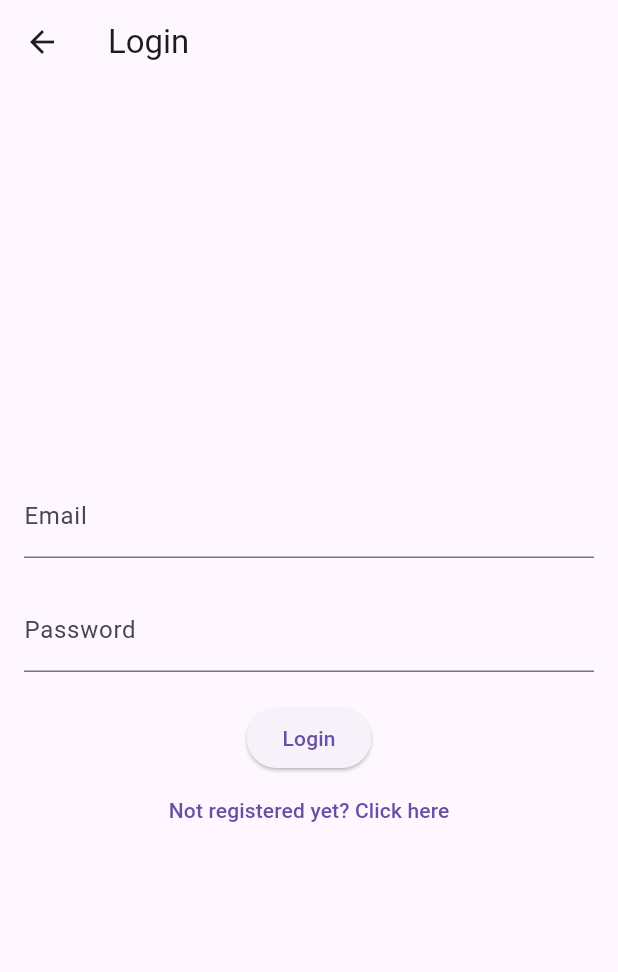
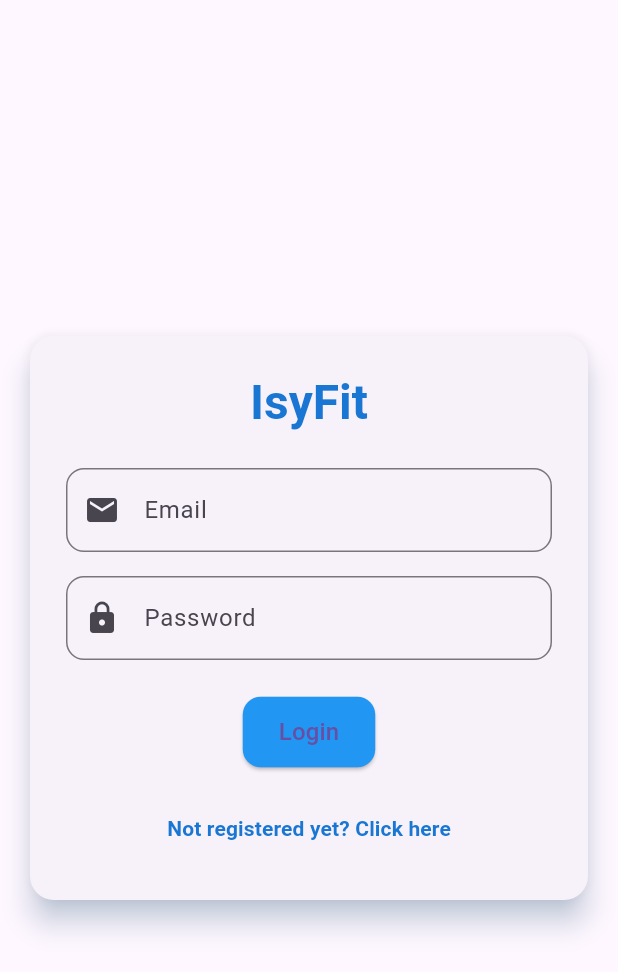
Before and after one commit to PedemonteGiacomo/ISYFIT, a Flutter app: the LoginScreen screen opened by its route, on a phone screen of 412 x 824 dp. Shown: the top 972 px of the screen. Run offline on Flutter 3.47's test engine with Material 3 defaults, Android fonts, the phone set to English and light mode, and no system bars; our stand-ins replace cloud_firestore, firebase_auth, firebase_core, firebase_storage, image_picker; accounts and stored records are empty; network calls fail.

Commit message:
Implement user authentication checks and enhance login screen UI

```diff
--- a/lib/main.dart
+++ b/lib/main.dart
@@ -22,6 +22,7 @@ class IsyFitApp extends StatelessWidget {
     return MaterialApp(
       title: 'IsyFit',
       theme: ThemeData(
+        primaryColor: Colors.blue,
         primarySwatch: Colors.blue,
       ),
       initialRoute: '/',
--- a/lib/screens/home_Screen.dart
+++ b/lib/screens/home_Screen.dart
@@ -1,6 +1,7 @@
 import 'package:flutter/material.dart';
 import 'package:firebase_auth/firebase_auth.dart';
 import 'package:cloud_firestore/cloud_firestore.dart';
+import 'package:isyfit/screens/login_screen.dart';
 import 'pt_dashboard.dart';
 import 'client_dashboard.dart';
 
@@ -12,7 +13,7 @@ class HomeScreen extends StatelessWidget {
     final User? user = FirebaseAuth.instance.currentUser;
 
     if (user == null) {
-      return const Center(child: Text('No user found. Please log in.'));
+      return const LoginScreen();
     }
 
     return FutureBuilder<DocumentSnapshot>(
--- a/lib/screens/login_screen.dart
+++ b/lib/screens/login_screen.dart
@@ -3,8 +3,6 @@ import 'package:firebase_auth/firebase_auth.dart';
 import 'package:cloud_firestore/cloud_firestore.dart';
 import 'package:isyfit/screens/base_screen.dart';
 import 'registration_screen.dart';
-import 'pt_dashboard.dart';
-import 'client_dashboard.dart';
 
 class LoginScreen extends StatefulWidget {
   const LoginScreen({Key? key}) : super(key: key);
@@ -16,74 +14,158 @@ class LoginScreen extends StatefulWidget {
 class _LoginScreenState extends State<LoginScreen> {
   final TextEditingController _emailController = TextEditingController();
   final TextEditingController _passwordController = TextEditingController();
+  final FirebaseAuth _auth = FirebaseAuth.instance;
+
+  bool _isLoading = false;
 
   Future<void> _login() async {
+    setState(() {
+      _isLoading = true;
+    });
+
     try {
-      UserCredential userCredential = await FirebaseAuth.instance.signInWithEmailAndPassword(
+      UserCredential userCredential = await _auth.signInWithEmailAndPassword(
         email: _emailController.text.trim(),
         password: _passwordController.text.trim(),
       );
 
-      // Fetch the user's role from Firestore
-      DocumentSnapshot userDoc = await FirebaseFirestore.instance
-          .collection('users')
-          .doc(userCredential.user!.uid)
-          .get();
+      // // Fetch the user's role from Firestore
+      // DocumentSnapshot userDoc = await FirebaseFirestore.instance
+      //     .collection('users')
+      //     .doc(userCredential.user!.uid)
+      //     .get();
 
-      String role = userDoc['role'];
-      if (role == 'PT') {
+      // String role = userDoc['role'];
+      // if (role == 'PT') {
+      //   Navigator.pushReplacement(
+      //     context,
+      //     MaterialPageRoute(builder: (context) => const BaseScreen()),
+      //   );
+      // } else if (role == 'Client') {
+      //   Navigator.pushReplacement(
+      //     context,
+      //     MaterialPageRoute(builder: (context) => const BaseScreen()),
+      //   );
+      // }
       Navigator.pushReplacement(
           context,
           MaterialPageRoute(builder: (context) => const BaseScreen()),
       );
-      } else if (role == 'Client') {
-        Navigator.pushReplacement(
-          context,
-          MaterialPageRoute(builder: (context) => const BaseScreen()),
+    } catch (e) {
+      // User-friendly error message
+      ScaffoldMessenger.of(context).showSnackBar(
+        const SnackBar(content: Text('An error occurred during login. Please try again.')),
       );
-      }
-    } catch (e) {
-      ScaffoldMessenger.of(context).showSnackBar(
-        SnackBar(content: Text('Error: ${e.toString()}')),
-      );
+    } finally {
+      setState(() {
+        _isLoading = false;
+      });
     }
   }
-
 
   @override
   Widget build(BuildContext context) {
     return Scaffold(
-      appBar: AppBar(title: const Text('Login')),
-      body: Padding(
+      body: Center(
+        child: SingleChildScrollView(
+          child: Padding(
             padding: const EdgeInsets.all(16.0),
+            child: Card(
+              elevation: 8,
+              shape: RoundedRectangleBorder(
+                borderRadius: BorderRadius.circular(16.0),
+              ),
+              shadowColor: Theme.of(context).primaryColorLight,
+              child: ConstrainedBox(
+                constraints: const BoxConstraints(maxWidth: 400),
+                child: Padding(
+                  padding: const EdgeInsets.all(24.0),
                   child: Column(
-          mainAxisAlignment: MainAxisAlignment.center,
+                    mainAxisSize: MainAxisSize.min,
                     children: [
+                      // Title
+                      Text(
+                        'IsyFit',
+                        style: Theme.of(context).textTheme.headlineLarge?.copyWith(
+                              fontWeight: FontWeight.bold,
+                              color: Theme.of(context).primaryColorDark,
+                            ),
+                      ),
+                      const SizedBox(height: 24),
+
+                      // Email Field
                       TextField(
                         controller: _emailController,
-              decoration: const InputDecoration(labelText: 'Email'),
+                        keyboardType: TextInputType.emailAddress,
+                        decoration: InputDecoration(
+                          labelText: 'Email',
+                          border: OutlineInputBorder(
+                            borderRadius: BorderRadius.circular(12.0),
                           ),
-            const SizedBox(height: 20),
+                          prefixIcon: const Icon(Icons.email),
+                        ),
+                      ),
+                      const SizedBox(height: 16),
+
+                      // Password Field
                       TextField(
                         controller: _passwordController,
-              decoration: const InputDecoration(labelText: 'Password'),
                         obscureText: true,
+                        decoration: InputDecoration(
+                          labelText: 'Password',
+                          border: OutlineInputBorder(
+                            borderRadius: BorderRadius.circular(12.0),
                           ),
-            const SizedBox(height: 20),
-            ElevatedButton(
+                          prefixIcon: const Icon(Icons.lock),
+                        ),
+                      ),
+                      const SizedBox(height: 24),
+
+                      // Login Button
+                      _isLoading
+                          ? const CircularProgressIndicator()
+                          : ElevatedButton(
                               onPressed: _login,
-              child: const Text('Login'),
+                              style: ElevatedButton.styleFrom(
+                                backgroundColor: Theme.of(context).primaryColor,
+                                padding: const EdgeInsets.symmetric(
+                                  vertical: 12.0,
+                                  horizontal: 24.0,
                                 ),
+                                shape: RoundedRectangleBorder(
+                                  borderRadius: BorderRadius.circular(12.0),
+                                ),
+                              ),
+                              child: const Text(
+                                'Login',
+                                style: TextStyle(fontSize: 16),
+                              ),
+                            ),
+                      const SizedBox(height: 16),
+
+                      // Register Redirect
                       TextButton(
                         onPressed: () {
                           Navigator.push(
                             context,
-                  MaterialPageRoute(builder: (context) => const RegistrationScreen()),
+                            MaterialPageRoute(
+                                builder: (context) => const RegistrationScreen()),
                           );
                         },
-              child: const Text('Not registered yet? Click here'),
+                        child: Text(
+                          'Not registered yet? Click here',
+                          style: TextStyle(
+                            color: Theme.of(context).primaryColorDark,
+                            fontWeight: FontWeight.bold,
+                          ),
+                        ),
                       ),
                     ],
+                  ),
+                ),
+              ),
+            ),
+          ),
         ),
       ),
     );
```
Also changed, not shown: lib/screens/account_screen.dart (+8 -1 lines), lib/screens/medical_history_screen.dart (+8 -0 lines), lib/screens/training_records_screen.dart (+8 -0 lines). Lines whose indentation alone changed are shown as unchanged.
